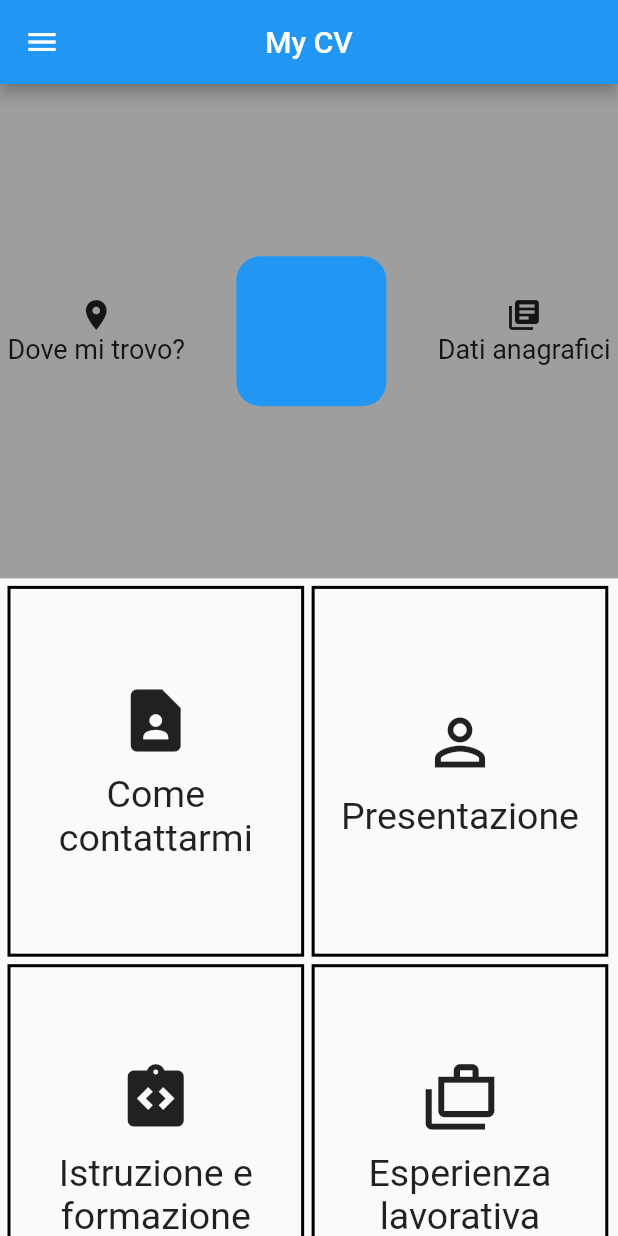
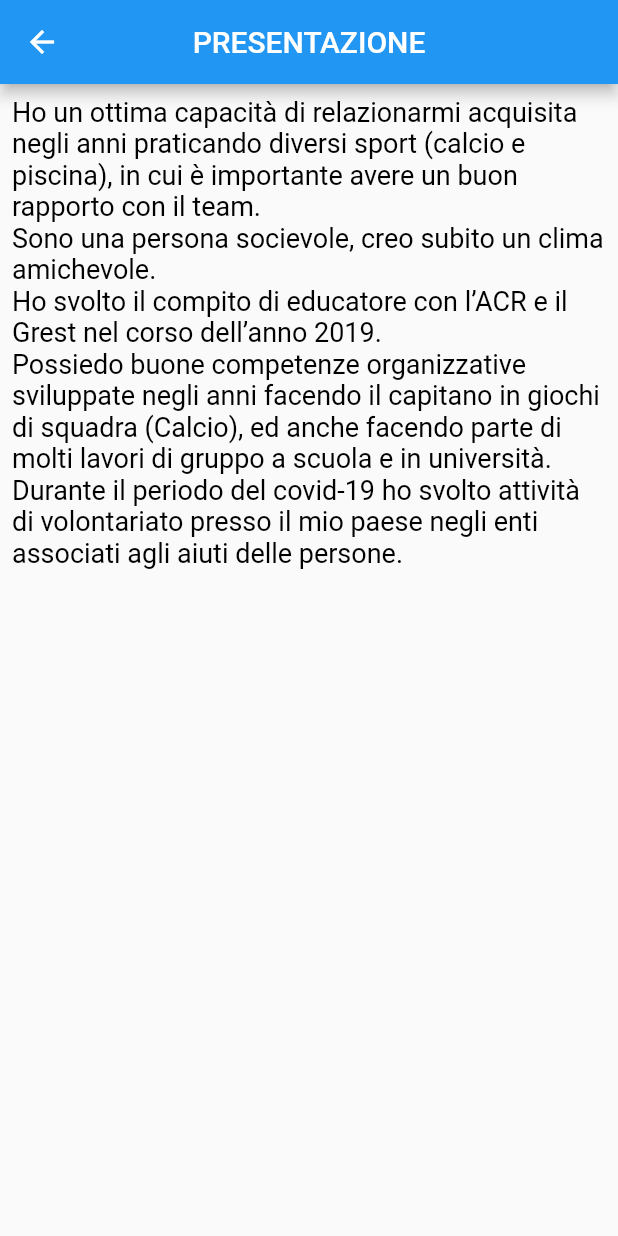
Before and after one commit to emanu2002/flutter_cv, a Flutter app: the screen it shows after launch, after a tap on "Presentazione", on a phone screen of 412 x 824 dp. Run offline on Flutter 3.47's test engine with Material 2 defaults, Android fonts, the phone set to English and light mode, and no system bars; our stand-ins replace go_router.

Commit message:
aggiunta descrizione

```diff
--- a/progetto/lib/model/user.dart
+++ b/progetto/lib/model/user.dart
@@ -3,5 +3,6 @@ class User{
   String? surname;
   String? dataNascita;
   String? nazionalita;
-  User({required this.name, required this.surname, required this.dataNascita, required this.nazionalita});
+  String? description;
+  User({required this.name, required this.surname, required this.dataNascita, required this.nazionalita,required this.description});
 }
--- /dev/null
+++ b/progetto/lib/pages/description.dart
@@ -0,0 +1,40 @@
+import 'package:flutter/material.dart';
+import 'package:provider/provider.dart';
+import '../provider/user_provider.dart';
+
+class DescriptionPage extends StatefulWidget {
+  const DescriptionPage({super.key});
+
+  @override
+  _DescriptionPageState createState() => _DescriptionPageState();
+}
+
+class _DescriptionPageState extends State<DescriptionPage>{
+  late UserProvider userProvider;
+
+  void initState(){
+    userProvider = Provider.of<UserProvider>(context, listen: false);
+    userProvider.initState();
+    WidgetsBinding.instance.addPostFrameCallback((_) {
+      userProvider.addListener(() { if (mounted) setState(() {}); });
+    });
+  }
+  @override
+  Widget build(BuildContext context) {
+    return Scaffold(
+      appBar: AppBar(
+        title: const Text("PRESENTAZIONE"),
+        centerTitle: true,
+      ),
+      body: Container(
+        padding: const EdgeInsets.all(8.0),
+        child: ListView(
+          children: [
+            Text(userProvider.usr!.description! , style: TextStyle(color: Colors.black, fontSize: 18)),
+          ],
+        ),
+      ),
+    );
+  }
+
+}
--- a/progetto/lib/pages/home_page.dart
+++ b/progetto/lib/pages/home_page.dart
@@ -76,7 +76,7 @@ class _HomePageState extends State<HomePage> {
           Wrap(
             children: [
               GestureDetector(child: _container(context, Icons.contact_page, "Come contattarmi"), onTap: () => { context.goNamed(CONTACTME) }),
-              GestureDetector(child:_container(context, Icons.person_outline_outlined, "Presentazione"), onTap: () => {}),
+              GestureDetector(child:_container(context, Icons.person_outline_outlined, "Presentazione"), onTap: () => {context.goNamed(DESCRIPTION)}),
               GestureDetector(child:_container(context, Icons.integration_instructions, "Istruzione e formazione"), onTap: () => {}),
               GestureDetector(child:_container(context, Icons.cases_outlined, "Esperienza lavorativa"), onTap: () => {}),
               GestureDetector(child:_container(context, Icons.computer, "Competenze digitali e linguistiche"), onTap: () => {}),
--- a/progetto/lib/provider/user_provider.dart
+++ b/progetto/lib/provider/user_provider.dart
@@ -2,11 +2,12 @@ import 'package:flutter/cupertino.dart';
 import '../model/user.dart';
 
 class UserProvider extends ChangeNotifier{
+  late User? usr;
+  String descrizione = "Ho un ottima capacità di relazionarmi acquisita negli anni praticando diversi sport (calcio e piscina), in cui è importante avere un buon rapporto con il team.\nSono una persona socievole, creo subito un clima amichevole.\nHo svolto il compito di educatore con l’ACR e il Grest nel corso dell’anno 2019. \nPossiedo buone competenze organizzative sviluppate negli anni facendo il capitano in giochi di squadra (Calcio), ed anche facendo parte di molti lavori di gruppo a scuola e in università. \nDurante il periodo del covid-19 ho svolto attività di volontariato presso il mio paese negli enti associati agli aiuti delle persone.";
 
-  late User? usr;
 
   void initState(){
-    usr = User(name: "Emanuele", surname: "Carlucci",dataNascita: "23/01/2002",nazionalita: "Italiana");
+    usr = User(name: "Emanuele", surname: "Carlucci",dataNascita: "23/01/2002",nazionalita: "Italiana", description: descrizione);
   }
 
   void changeName(String name){
--- a/progetto/lib/utilities/constants.dart
+++ b/progetto/lib/utilities/constants.dart
@@ -1,2 +1,3 @@
 // importante perchè go_router cerca questo '/' path per iniziare
 const CONTACTME = 'contact-me';
+const DESCRIPTION = 'description';
--- a/progetto/lib/utilities/userRouter.dart
+++ b/progetto/lib/utilities/userRouter.dart
@@ -1,6 +1,7 @@
 import 'package:flutter/cupertino.dart';
 import 'package:go_router/go_router.dart';
 import '../pages/contactMe.dart';
+import '../pages/description.dart';
 import 'constants.dart';
 
 List<GoRoute> user_router=[
@@ -9,4 +10,9 @@ List<GoRoute> user_router=[
       path: CONTACTME,
       builder: (BuildContext context, GoRouterState state) => ContactMePage()
   ),
+  GoRoute(
+      name: DESCRIPTION,
+      path: DESCRIPTION,
+      builder: (BuildContext context, GoRouterState state) => DescriptionPage()
+  ),
 ];
```
